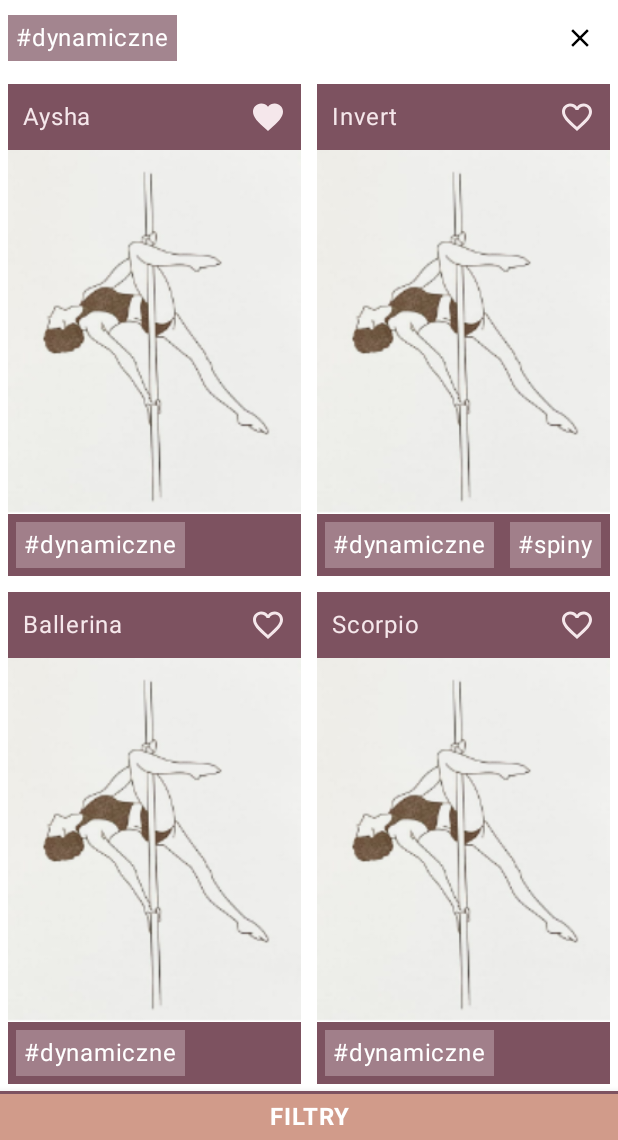
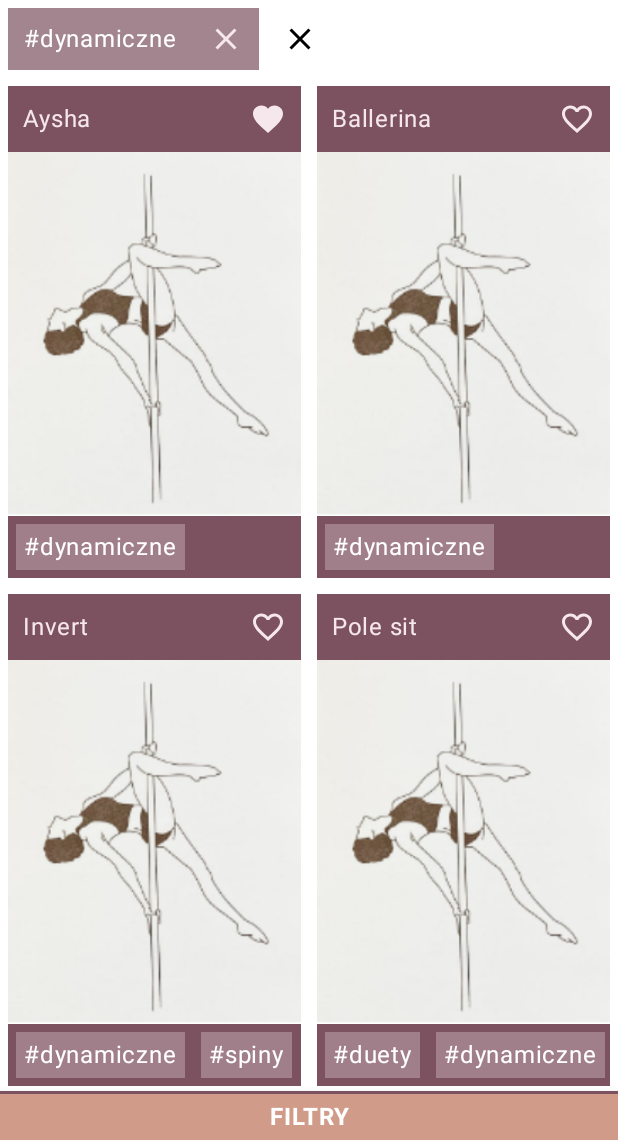
Before and after one commit to Hortensjaa/Pole_Planner, an Android app built with Jetpack Compose: the AllScreen screen opened through its navigation route, after a tap on an icon or button, on a phone screen of 412 x 824 dp, the part 96-1236 px from its top. Run offline under Robolectric (Android 15) with nearby library versions, the phone set to English and light mode, and no system bars; our stand-ins replace Room's generated code; 3 other taps on this screen came first.

Commit message:
filter on multiple tags

```diff
--- a/app/src/main/java/com/example/poleplanner/data_structure/PoseTagDao.kt
+++ b/app/src/main/java/com/example/poleplanner/data_structure/PoseTagDao.kt
@@ -57,10 +57,11 @@
 
     // pobranie figur o danych tagach
     @Transaction
-    @Query("SELECT DISTINCT * FROM pose " +
-            "INNER JOIN PoseTagCrossRef " +
-            "ON pose.poseName = PoseTagCrossRef.poseName " +
-            "WHERE PoseTagCrossRef.tagName IN (:tagNames)")
-    fun getPosesWithTags(tagNames: Collection<String>): Flow<List<Pose>>
+    @Query("SELECT DISTINCT p.* FROM pose p " +
+            "WHERE (" +
+            "   SELECT COUNT(*) FROM PoseTagCrossRef ptc " +
+            "   WHERE ptc.poseName = p.poseName " +
+            "   AND ptc.tagName IN (:tagNames)) = :tagCount")
+    fun getPosesWithTags(tagNames: Collection<String>, tagCount: Int): Flow<List<Pose>>
 
 }
--- a/app/src/main/java/com/example/poleplanner/poses_list_view/PoseEvent.kt
+++ b/app/src/main/java/com/example/poleplanner/poses_list_view/PoseEvent.kt
@@ -15,8 +15,12 @@
 
     object ClearDiffFilter: PoseEvent
 
-    data class FilterByTags(
-        val tags: Collection<String>
+    data class AddTagFilter(
+        val tag: String
+    ): PoseEvent
+
+    data class DeleteTagFilter(
+        val tag: String
     ): PoseEvent
 
     object ClearTagFilter: PoseEvent
--- a/app/src/main/java/com/example/poleplanner/poses_list_view/PoseViewModel.kt
+++ b/app/src/main/java/com/example/poleplanner/poses_list_view/PoseViewModel.kt
@@ -31,7 +31,7 @@
 //            difficulty != null && tags.isNotEmpty()
 //                -> poseDao.filterByDifficultyAndTags(difficulty, tags)
             tags.isNotEmpty()
-                -> PTdao.getPosesWithTags(tags)
+                -> PTdao.getPosesWithTags(tags, tags.size)
             difficulty != null
                 -> poseDao.filterDifficulty(difficulty)
             else -> poseDao.sortByName()
@@ -74,9 +74,23 @@
                 }
             }
 
-            is PoseEvent.FilterByTags -> {
+            is PoseEvent.AddTagFilter -> {
                 viewModelScope.launch {
-                    _tagNamesFilters.value = event.tags
+                    if (event.tag !in _tagNamesFilters.value) {
+                        _tagNamesFilters.value += event.tag
+                    }
+                }
+            }
+
+            is PoseEvent.DeleteTagFilter -> {
+                viewModelScope.launch {
+                    if (event.tag in _tagNamesFilters.value) {
+                        if (event.tag in _tagNamesFilters.value) {
+                            _tagNamesFilters.value = _tagNamesFilters.value.toMutableList().apply {
+                                remove(event.tag)
+                            }
+                        }
+                    }
                 }
             }
 
--- a/app/src/main/java/com/example/poleplanner/poses_list_view/composables/FiltersRow.kt
+++ b/app/src/main/java/com/example/poleplanner/poses_list_view/composables/FiltersRow.kt
@@ -1,24 +1,27 @@
 package com.example.poleplanner.poses_list_view.composables
 
+import androidx.compose.foundation.background
 import androidx.compose.foundation.clickable
+import androidx.compose.foundation.horizontalScroll
 import androidx.compose.foundation.layout.Arrangement
 import androidx.compose.foundation.layout.Row
-import androidx.compose.foundation.layout.fillMaxWidth
 import androidx.compose.foundation.layout.padding
-import androidx.compose.foundation.layout.size
+import androidx.compose.foundation.rememberScrollState
+import androidx.compose.material.Icon
 import androidx.compose.material.icons.Icons
 import androidx.compose.material.icons.filled.Clear
-import androidx.compose.material3.Icon
 import androidx.compose.material3.Text
 import androidx.compose.runtime.Composable
 import androidx.compose.ui.Alignment
 import androidx.compose.ui.Modifier
 import androidx.compose.ui.graphics.Color
 import androidx.compose.ui.text.style.TextAlign
+import androidx.compose.ui.tooling.preview.Preview
 import androidx.compose.ui.unit.dp
 import com.example.poleplanner.poses_list_view.AllPosesState
 import com.example.poleplanner.poses_list_view.PoseEvent
 import com.example.poleplanner.poses_list_view.PoseViewModel
+import com.example.poleplanner.ui.theme.AlmostWhite
 import com.example.poleplanner.ui.theme.DarkPink
 import com.example.poleplanner.ui.theme.TagBox
 
@@ -30,18 +33,25 @@
     Row (
         verticalAlignment = Alignment.CenterVertically,
         horizontalArrangement = Arrangement.SpaceBetween,
-        modifier = Modifier.fillMaxWidth()
-    )
+        modifier = Modifier
+            .padding(5.dp)
+            .horizontalScroll(rememberScrollState()))
     {
-        Row {
         if (state.tagFilters.isNotEmpty()) {
             state.tagFilters.forEach {
                 tagName ->
-                    TagBox(
-                        tagName = tagName,
-                        backgroundColor = DarkPink.copy(alpha = 0.7f)
+                FilterRowItem(
+                    tagName
+                ) { viewModel.onEvent(PoseEvent.DeleteTagFilter(tagName)) }
+            }
+            Icon(
+                imageVector = Icons.Default.Clear,
+                contentDescription = "Clear tags",
+                modifier = Modifier
+                    .padding(horizontal = 5.dp)
+                    .align(Alignment.CenterVertically)
+                    .clickable {viewModel.onEvent(PoseEvent.ClearTagFilter)}
             )
-                }
         } else {
             Text(
                 text = "wybierz tag, aby po nim filtrować",
@@ -51,13 +61,33 @@
             )
         }
     }
+}
+
+
+@Preview
+@Composable
+fun FilterRowItem(
+    tagName: String = "statyczne",
+    action: () -> Unit = {}
+) {
+    Row (
+        modifier = Modifier
+            .padding(end = 10.dp)
+            .background(color = DarkPink.copy(alpha = 0.7f))
+    )
+    {
+        TagBox(
+            tagName = tagName,
+            backgroundColor = Color.Transparent
+        )
         Icon(
             imageVector = Icons.Default.Clear,
-        contentDescription = "Clear tags",
+            contentDescription = "Delete tag",
+            tint = AlmostWhite,
             modifier = Modifier
-            .padding(15.dp)
-            .size(20.dp)
-            .clickable { viewModel.onEvent(PoseEvent.ClearTagFilter) },
+                .padding(horizontal = 10.dp)
+                .align(Alignment.CenterVertically)
+                .clickable {action()}
         )
     }
 }
--- a/app/src/main/java/com/example/poleplanner/poses_list_view/composables/PoseListItem.kt
+++ b/app/src/main/java/com/example/poleplanner/poses_list_view/composables/PoseListItem.kt
@@ -93,7 +93,7 @@
                 poseTags.forEach {
                     tag ->
                     TagBox(tagName = tag.tagName,
-                    action = { viewModel.onEvent(PoseEvent.FilterByTags(listOf(tag.tagName))) })
+                    action = { viewModel.onEvent(PoseEvent.AddTagFilter(tag.tagName)) })
                 }
             } else {
                 Text(
```
Lines whose indentation alone changed are shown as unchanged.
